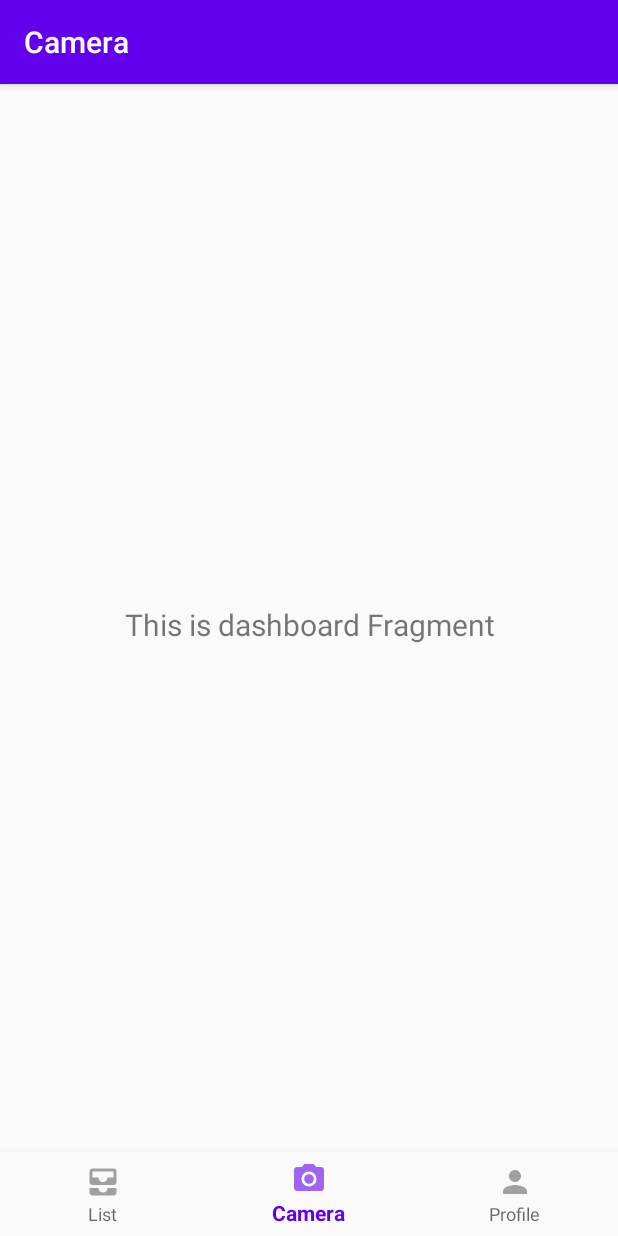
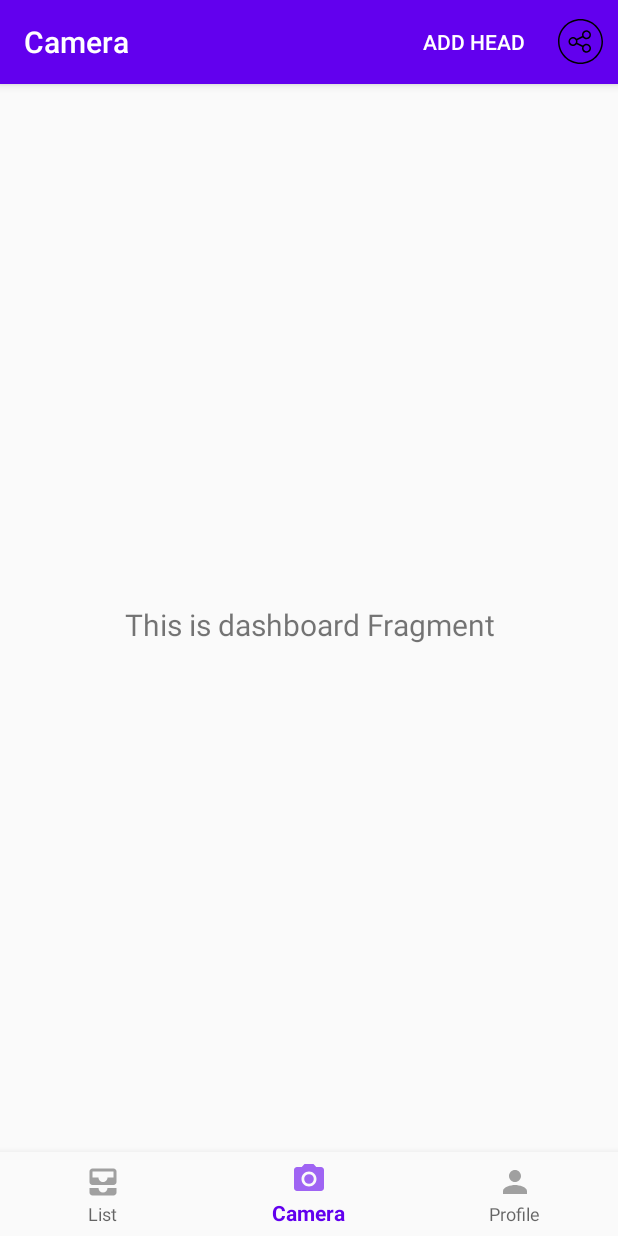
Before and after one commit to LinaRise/VKR_public, an Android app: the screen it shows after launch (MainActivity), item 2 of the bottom bar chosen, on a phone screen of 412 x 824 dp. Run offline under Robolectric (Android 15) with nearby library versions, the phone set to English and light mode, and no system bars; our stand-ins replace navigation-ui.

Commit message:
added caht head toggle button and chat head itself

```diff
--- a/app/build.gradle
+++ b/app/build.gradle
@@ -48,4 +48,5 @@ dependencies {
 
     implementation "io.reactivex:rxandroid:1.2.1"
     implementation "io.reactivex:rxjava:1.2.1"
+
 }
--- a/app/src/main/java/com/example/myapplication/MainActivity.kt
+++ b/app/src/main/java/com/example/myapplication/MainActivity.kt
@@ -1,15 +1,24 @@
 package com.example.myapplication
 
+import android.content.Intent
+import android.net.Uri
+import android.os.Build
 import android.os.Bundle
-import com.google.android.material.bottomnavigation.BottomNavigationView
+import android.provider.Settings
+import android.view.Menu
+import android.view.MenuItem
+import android.widget.Toast
+import android.widget.ToggleButton
 import androidx.appcompat.app.AppCompatActivity
 import androidx.navigation.findNavController
 import androidx.navigation.ui.AppBarConfiguration
 import androidx.navigation.ui.setupActionBarWithNavController
 import androidx.navigation.ui.setupWithNavController
+import com.example.myapplication.ui.chathead.ChatHeadService
+import com.google.android.material.bottomnavigation.BottomNavigationView
 
 class MainActivity : AppCompatActivity() {
-
+    var switchAB: ToggleButton? = null
     override fun onCreate(savedInstanceState: Bundle?) {
         super.onCreate(savedInstanceState)
         setContentView(R.layout.activity_main)
@@ -18,9 +27,86 @@ class MainActivity : AppCompatActivity() {
         val navController = findNavController(R.id.nav_host_fragment)
         // Passing each menu ID as a set of Ids because each
         // menu should be considered as top level destinations.
-        val appBarConfiguration = AppBarConfiguration(setOf(
-                R.id.navigation_list, R.id.navigation_camera, R.id.navigation_profile))
+        val appBarConfiguration = AppBarConfiguration(
+            setOf(
+                R.id.navigation_list, R.id.navigation_camera, R.id.navigation_profile
+            )
+        )
         setupActionBarWithNavController(navController, appBarConfiguration)
         navView.setupWithNavController(navController)
+
+
+        //Check if the application has draw over other apps permission or not?
+        //This permission is by default available for API<23. But for API > 23
+        //you have to ask for the permission in runtime.
+        if (Build.VERSION.SDK_INT >= Build.VERSION_CODES.M && !Settings.canDrawOverlays(this)) {
+
+            //If the draw over permission is not available open the settings screen
+            //to grant the permission.
+            val intent = Intent(
+                Settings.ACTION_MANAGE_OVERLAY_PERMISSION,
+                Uri.parse("package:$packageName")
+            )
+            startActivityForResult(intent, CODE_DRAW_OVER_OTHER_APP_PERMISSION)
+        }
     }
+
+
+
+    /**
+     * Set and initialize the view elements.
+     */
+
+
+    override fun onCreateOptionsMenu(menu: Menu): Boolean {
+        // Inflate the menu; this adds items to the action bar if it is present.
+        menuInflater.inflate(R.menu.menu_switch_layout, menu)
+        val item: MenuItem = menu.findItem(R.id.switchId) as MenuItem
+        item.setActionView(R.layout.switch_layout);
+        switchAB = item
+            .actionView.findViewById<ToggleButton>(R.id.toggle_btn)
+        switchAB?.setOnCheckedChangeListener { _, isChecked ->
+            if (isChecked) {
+                Toast.makeText(application, "ON", Toast.LENGTH_SHORT)
+                    .show()
+                startService(Intent(this@MainActivity, ChatHeadService::class.java))
+            } else {
+                val myService = Intent(this@MainActivity, ChatHeadService::class.java)
+                stopService(myService)
+                Toast.makeText(application, "OFF", Toast.LENGTH_SHORT)
+                    .show()
+            }
+        }
+        return true
+    }
+
+    override fun onActivityResult(requestCode: Int, resultCode: Int, data: Intent?) {
+        if (requestCode == CODE_DRAW_OVER_OTHER_APP_PERMISSION) {
+
+            //Check if the permission is granted or not.
+            // Settings activity never returns proper value so instead check with following method
+            if (if (android.os.Build.VERSION.SDK_INT >= android.os.Build.VERSION_CODES.M) {
+                    Settings.canDrawOverlays(this)
+                } else {
+                    TODO("VERSION.SDK_INT < M")
+                }
+            ) {
+//                initializeView()
+            } else { //Permission is not available
+                Toast.makeText(
+                    this,
+                    "Draw over other app permission not available. Closing the application",
+                    Toast.LENGTH_SHORT
+                ).show()
+                finish()
+            }
+        } else {
+            super.onActivityResult(requestCode, resultCode, data)
+        }
+    }
+
+    companion object {
+        private const val CODE_DRAW_OVER_OTHER_APP_PERMISSION = 2084
+    }
+
 }
--- /dev/null
+++ b/app/src/main/java/com/example/myapplication/ui/list/ListPagePresenter.kt
@@ -0,0 +1,33 @@
+package com.example.myapplication.ui.list
+
+import com.example.myapplication.entity.Set
+import com.example.myapplication.entity.Word
+import com.example.myapplication.ui.setCreate.ISetCreateView
+
+class ListPagePresenter(view: IListPageView)  {
+    private var mView: IListPageView = view
+    private var set: Set = Set()
+
+    var sets = ArrayList<Set>()
+
+    fun loadData(){
+        //пока просто список - будет обращение к бд
+
+        var set1 = Set("111111111111111111111", "1","",1)
+        var set2 = Set("2", "2","@",23)
+        var set3 = Set("3111111111111", "3","23",23)
+        var set4 = Set("4111111111", "4","234",345)
+        var set5 = Set("5", "6","@34",345)
+        sets.add(set1)
+        sets.add(set2)
+        sets.add(set3)
+        sets.add(set4)
+        sets.add(set5)
+
+        mView.setData(sets)
+    }
+
+    fun openSet(){
+        mView.openSetInfoActivity()
+    }
+}
--- /dev/null
+++ b/app/src/main/java/com/example/myapplication/ui/list/SetsModel.kt
@@ -0,0 +1,5 @@
+package com.example.myapplication.ui.list
+
+//здесь будет логика работы с бд для получения имеющихся сетов
+class SetsModel {
+}
--- /dev/null
+++ b/app/src/main/res/drawable/ic_off_mode.xml
@@ -0,0 +1,12 @@
+<vector xmlns:android="http://schemas.android.com/apk/res/android"
+    android:width="480dp"
+    android:height="480dp"
+    android:viewportWidth="480"
+    android:viewportHeight="480">
+  <path
+      android:fillColor="#FF000000"
+      android:pathData="m240,0c-132.547,0 -240,107.453 -240,240s107.453,240 240,240 240,-107.453 240,-240c-0.148,-132.484 -107.516,-239.852 -240,-240zM240,464c-123.711,0 -224,-100.289 -224,-224s100.289,-224 224,-224 224,100.289 224,224c-0.141,123.652 -100.348,223.859 -224,224zM240,464"/>
+  <path
+      android:fillColor="#FF000000"
+      android:pathData="m304,216c20.715,0.004 39.098,-13.285 45.59,-32.957 6.492,-19.672 -0.371,-41.289 -17.02,-53.617 -16.648,-12.328 -39.324,-12.586 -56.25,-0.637 -16.922,11.949 -24.27,33.406 -18.223,53.219l-59.41,29.703c-12.246,-16.785 -33.898,-23.785 -53.656,-17.348 -19.754,6.441 -33.121,24.859 -33.121,45.637s13.367,39.195 33.121,45.637c19.758,6.438 41.41,-0.563 53.656,-17.348l59.41,29.703c-7.457,24.027 4.75,49.758 28.074,59.184 23.324,9.422 49.98,-0.609 61.309,-23.07 11.324,-22.465 3.539,-49.859 -17.906,-63.012 -21.449,-13.148 -49.395,-7.664 -64.277,12.617l-59.41,-29.703c2.793,-9.125 2.793,-18.875 0,-28l59.41,-29.703c9.012,12.375 23.395,19.695 38.703,19.695zM304,280c17.672,0 32,14.328 32,32s-14.328,32 -32,32 -32,-14.328 -32,-32 14.328,-32 32,-32zM160,272c-17.672,0 -32,-14.328 -32,-32s14.328,-32 32,-32 32,14.328 32,32 -14.328,32 -32,32zM304,136c17.672,0 32,14.328 32,32s-14.328,32 -32,32 -32,-14.328 -32,-32 14.328,-32 32,-32zM304,136"/>
+</vector>
--- /dev/null
+++ b/app/src/main/res/drawable/ic_on_mode.xml
@@ -0,0 +1,24 @@
+<vector xmlns:android="http://schemas.android.com/apk/res/android"
+    android:width="480dp"
+    android:height="480dp"
+    android:viewportWidth="480"
+    android:viewportHeight="480">
+  <path
+      android:pathData="m432,240c0,106.039 -85.961,192 -192,192s-192,-85.961 -192,-192 85.961,-192 192,-192 192,85.961 192,192zM432,240"
+      android:fillColor="#cfd2fc"/>
+  <path
+      android:pathData="m240,480c-132.547,0 -240,-107.453 -240,-240s107.453,-240 240,-240 240,107.453 240,240c-0.148,132.484 -107.516,239.852 -240,240zM240,16c-123.711,0 -224,100.289 -224,224s100.289,224 224,224 224,-100.289 224,-224c-0.141,-123.652 -100.348,-223.859 -224,-224zM240,16"
+      android:fillColor="#8690fa"/>
+  <path
+      android:pathData="m304,320c-1.234,0.012 -2.457,-0.262 -3.566,-0.801l-158.32,-79.199 158.313,-79.16c3.953,-1.977 8.758,-0.371 10.734,3.586 1.977,3.953 0.371,8.758 -3.586,10.734l-129.688,64.84 129.688,64.801c3.375,1.633 5.16,5.387 4.305,9.031 -0.859,3.648 -4.133,6.211 -7.879,6.168zM304,320"
+      android:fillColor="#8690fa"/>
+  <path
+      android:pathData="m200,240c0,22.09 -17.91,40 -40,40s-40,-17.91 -40,-40 17.91,-40 40,-40 40,17.91 40,40zM200,240"
+      android:fillColor="#5153ff"/>
+  <path
+      android:pathData="m344,168c0,22.09 -17.91,40 -40,40s-40,-17.91 -40,-40 17.91,-40 40,-40 40,17.91 40,40zM344,168"
+      android:fillColor="#5153ff"/>
+  <path
+      android:pathData="m344,312c0,22.09 -17.91,40 -40,40s-40,-17.91 -40,-40 17.91,-40 40,-40 40,17.91 40,40zM344,312"
+      android:fillColor="#5153ff"/>
+</vector>
--- /dev/null
+++ b/app/src/main/res/drawable/tbutton.xml
@@ -0,0 +1,11 @@
+<?xml version="1.0" encoding="utf-8"?>
+<selector xmlns:android="http://schemas.android.com/apk/res/android"
+    android:enterFadeDuration="@android:integer/config_shortAnimTime"
+    android:exitFadeDuration="@android:integer/config_shortAnimTime">
+
+    <item android:drawable="@drawable/ic_off_mode" android:state_checked="false" />
+    <item android:drawable="@drawable/ic_on_mode" android:state_checked="true">
+
+
+    </item>
+</selector>
--- a/app/src/main/res/layout/activity_main.xml
+++ b/app/src/main/res/layout/activity_main.xml
@@ -1,4 +1,5 @@
 <?xml version="1.0" encoding="utf-8"?>
+
 <androidx.constraintlayout.widget.ConstraintLayout xmlns:android="http://schemas.android.com/apk/res/android"
     xmlns:app="http://schemas.android.com/apk/res-auto"
     android:id="@+id/container"
@@ -31,4 +32,5 @@
         app:layout_constraintVertical_bias="0.0"
         app:navGraph="@navigation/mobile_navigation" />
 
+
 </androidx.constraintlayout.widget.ConstraintLayout>
--- /dev/null
+++ b/app/src/main/res/layout/switch_layout.xml
@@ -0,0 +1,18 @@
+<?xml version="1.0" encoding="utf-8"?>
+<RelativeLayout
+    xmlns:android="http://schemas.android.com/apk/res/android"
+    android:layout_width="fill_parent"
+    android:layout_height="match_parent"
+    android:orientation="horizontal" >
+    <ToggleButton
+        android:id="@+id/toggle_btn"
+        android:text=""
+        android:textOff=""
+        android:textOn=""
+        android:background="@drawable/tbutton"
+        android:layout_width="30dp"
+        android:layout_height="30dp"
+        android:layout_marginEnd="20dp"
+        android:layout_centerHorizontal="true"
+        android:layout_centerVertical="true" />
+</RelativeLayout>
--- /dev/null
+++ b/app/src/main/res/menu/menu_switch_layout.xml
@@ -0,0 +1,17 @@
+<?xml version="1.0" encoding="utf-8"?>
+<menu
+    xmlns:android="http://schemas.android.com/apk/res/android"
+    xmlns:app="http://schemas.android.com/apk/res-auto"
+    xmlns:tools="http://schemas.android.com/tools"
+    tools:context=".MainActivity" >
+    <item
+        android:id="@+id/text"
+        android:title="Add Head"
+        app:showAsAction="always|withText" />
+    <item
+        android:id="@+id/switchId"
+        android:title=""
+        android:actionLayout="@layout/switch_layout"
+        app:showAsAction="ifRoom" />
+
+</menu>
```
Also changed, not shown: app/src/main/AndroidManifest.xml (+9 -1 lines), app/src/main/java/com/example/myapplication/ui/chathead/ChatAcitvity.kt (added, +63 -0 lines), app/src/main/java/com/example/myapplication/ui/chathead/ChatHeadService.kt (added, +142 -0 lines), app/src/main/res/layout/activity_chat.xml (added, +19 -0 lines), app/src/main/res/layout/layout_chat_head.xml (added, +27 -0 lines), app/src/main/res/drawable/ic_android_circle.png (added), app/src/main/res/drawable/ic_close.png (added).
